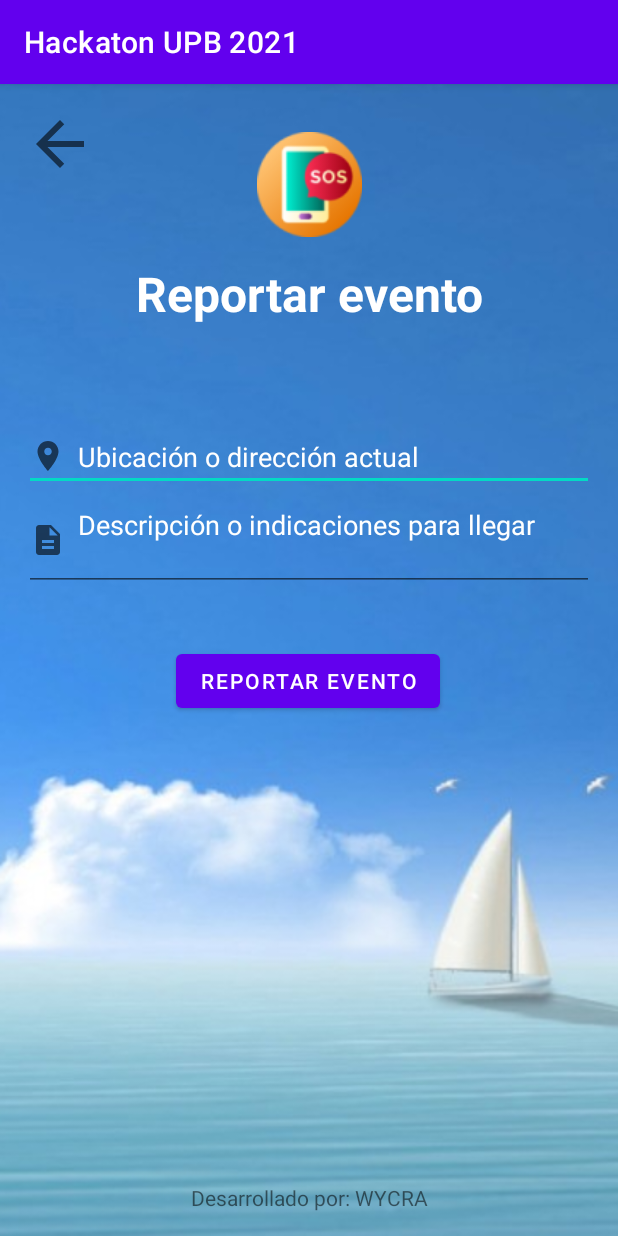
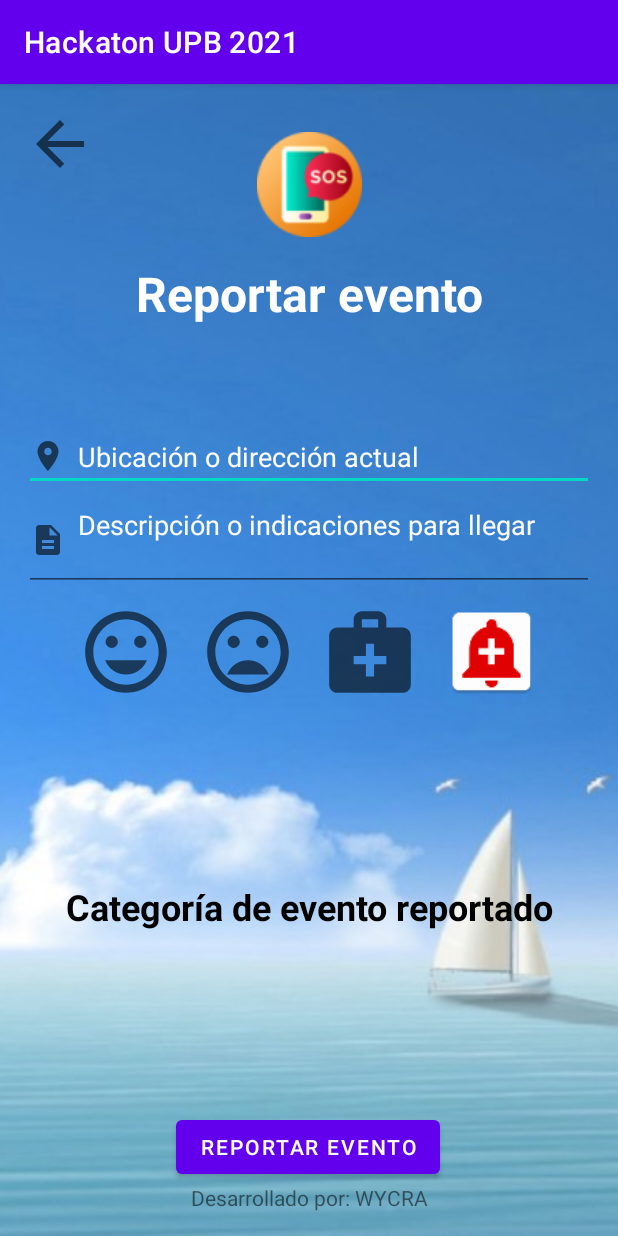
Before and after one commit to wiltrovira/HackatonUPB2021, an Android app: the ReportarEventoActivity screen opened directly, with no data from a screen before it, on a phone screen of 412 x 824 dp. Run offline under Robolectric (Android 15) with nearby library versions, the phone set to English and light mode, and no system bars.

Commit message:
Reporte de estado de salud

```diff
--- a/app/src/main/java/com/wiltrovira/hackatonupb2021/ReportarEventoActivity.java
+++ b/app/src/main/java/com/wiltrovira/hackatonupb2021/ReportarEventoActivity.java
@@ -12,23 +12,23 @@ import android.widget.ImageView;
 import android.widget.TextView;
 import android.widget.Toast;
 
-import java.sql.Date;
+import java.util.Date;
 import java.sql.SQLException;
 
 import application.HackatonUPB2021Application;
-import datos.ContactoDaoSQLite;
 import datos.MiHistorialDaoSQLite;
-import domain.ContactoDTO;
 import domain.MiHistorialBuilder;
 import domain.MiHistorialDTO;
 
 public class ReportarEventoActivity extends AppCompatActivity {
 
 
-    ImageView btnAtras;
+    ImageView btnAtras, btnSalud1, btnSalud4, btnSalud7, btnSalud10;
     EditText etUbicacion, etUbicacionDescripcion;
-    TextView tvCategoriaEvento;
+    TextView tvCategoriaEvento, tvEstadoSaludDescripcion;
     Button btnReportarEvento;
+
+    int estadoSalud=0;
 
     //
     //Lee las preferencias del usuario
@@ -52,6 +52,12 @@ public class ReportarEventoActivity extends AppCompatActivity {
         btnReportarEvento = findViewById(R.id.btn_reportarEvento);
         etUbicacion = findViewById(R.id.et_ubicacion);
         etUbicacionDescripcion = findViewById(R.id.et_ubicacionDescripcion);
+        btnSalud1 = findViewById(R.id.iv_salud1);
+        btnSalud4 = findViewById(R.id.iv_salud4);
+        btnSalud7 = findViewById(R.id.iv_salud7);
+        btnSalud10 = findViewById(R.id.iv_salud10);
+        tvEstadoSaludDescripcion = findViewById(R.id.tv_estadoSaludDescripcion);
+
 
         //Información que viene del formulario HomeActivity
         Intent eventCategoryIntent = getIntent();
@@ -60,6 +66,53 @@ public class ReportarEventoActivity extends AppCompatActivity {
             paramModoEditarAgregar = eventCategoryIntent.getStringExtra("paramModoEditarAgregar");
             tvCategoriaEvento.setText(paramCategoriaEvento);
         }
+
+        /*
+        Botón salud 1
+         */
+        btnSalud1.setOnClickListener(new View.OnClickListener() {
+            @Override
+            public void onClick(View v) {
+                estadoSalud = 1;
+                tvEstadoSaludDescripcion.setText("Me encuentro bien!");
+            }
+        });
+
+        /*
+        Botón salud 4
+         */
+        btnSalud4.setOnClickListener(new View.OnClickListener() {
+            @Override
+            public void onClick(View v) {
+                estadoSalud = 4;
+                tvEstadoSaludDescripcion.setText("Estoy preocupado, sin lesiones");
+            }
+        });
+
+
+        /*
+        Botón salud 7
+         */
+        btnSalud7.setOnClickListener(new View.OnClickListener() {
+            @Override
+            public void onClick(View v) {
+                estadoSalud = 7;
+                tvEstadoSaludDescripcion.setText("Afectación leve.");
+            }
+        });
+
+
+        /*
+        Botón salud 10
+         */
+        btnSalud10.setOnClickListener(new View.OnClickListener() {
+            @Override
+            public void onClick(View v) {
+                estadoSalud = 10;
+                tvEstadoSaludDescripcion.setText("Afectación grave. Atención médica urgente.");
+            }
+        });
+
 
         /*
         Botón Reportar evento
@@ -97,10 +150,11 @@ public class ReportarEventoActivity extends AppCompatActivity {
                 MiHistorialBuilder miHistorialBuilder = new MiHistorialBuilder();
                 miHistorialBuilder
                         .setIdUsuario(preferenciaIdUsuario)
-                        .setFechaReporte(System.currentTimeMillis() / 1000L)
-                        .setCategoriaEvento(paramCategoriaEvento)
+                        .setFechaReporte(new Date().getTime())
                         .setUbicacion(ubicacion)
-                        .setUbicacionDescripcion(ubicacionDescripcion);
+                        .setUbicacionDescripcion(ubicacionDescripcion)
+                        .setEstadoSalud(estadoSalud)
+                        .setCategoriaEvento(paramCategoriaEvento);
 
                 //Realiza la inserción
                 long operacionExitosa = 0;
--- a/app/src/main/java/domain/MiHistorialBuilder.java
+++ b/app/src/main/java/domain/MiHistorialBuilder.java
@@ -1,4 +1,6 @@
 package domain;
+
+import java.util.Date;
 
 public class MiHistorialBuilder {
 
--- a/app/src/main/java/domain/MiHistorialDTO.java
+++ b/app/src/main/java/domain/MiHistorialDTO.java
@@ -1,9 +1,7 @@
 package domain;
 
-import java.text.DateFormat;
 import java.text.SimpleDateFormat;
 import java.util.Date;
-import java.util.TimeZone;
 
 
 public class MiHistorialDTO {
@@ -57,15 +55,15 @@ public class MiHistorialDTO {
         long timeMilliseconds = this.mFechaReporte;
         Date dateObject = new Date(timeMilliseconds);
 
-        SimpleDateFormat simpleDateFormat = new SimpleDateFormat("MMM DD, yyyy");
+        SimpleDateFormat simpleDateFormat = new SimpleDateFormat("MMM dd, YYYY");
 
-        return simpleDateFormat.format(dateObject);
+        return simpleDateFormat.format(timeMilliseconds);
     }
 
 
     public String getTimeFormat() {
         long timeMilliseconds = this.mFechaReporte;
-        Date dateObject = new Date(timeMilliseconds);
+         Date dateObject = new Date(timeMilliseconds);
 
         SimpleDateFormat simpleTimeFormat = new SimpleDateFormat("h:mm a");
 
--- /dev/null
+++ b/app/src/main/res/drawable/ic_baseline_check_circle_24.xml
@@ -0,0 +1,10 @@
+<vector xmlns:android="http://schemas.android.com/apk/res/android"
+    android:width="24dp"
+    android:height="24dp"
+    android:viewportWidth="24"
+    android:viewportHeight="24"
+    android:tint="?attr/colorControlNormal">
+  <path
+      android:fillColor="@android:color/white"
+      android:pathData="M12,2C6.48,2 2,6.48 2,12s4.48,10 10,10 10,-4.48 10,-10S17.52,2 12,2zM10,17l-5,-5 1.41,-1.41L10,14.17l7.59,-7.59L19,8l-9,9z"/>
+</vector>
--- /dev/null
+++ b/app/src/main/res/drawable/ic_baseline_medical_services_24.xml
@@ -0,0 +1,10 @@
+<vector xmlns:android="http://schemas.android.com/apk/res/android"
+    android:width="24dp"
+    android:height="24dp"
+    android:viewportWidth="24"
+    android:viewportHeight="24"
+    android:tint="?attr/colorControlNormal">
+  <path
+      android:fillColor="@android:color/white"
+      android:pathData="M20,6h-4V4c0,-1.1 -0.9,-2 -2,-2h-4C8.9,2 8,2.9 8,4v2H4C2.9,6 2,6.9 2,8v12c0,1.1 0.9,2 2,2h16c1.1,0 2,-0.9 2,-2V8C22,6.9 21.1,6 20,6zM10,4h4v2h-4V4zM16,15h-3v3h-2v-3H8v-2h3v-3h2v3h3V15z"/>
+</vector>
--- /dev/null
+++ b/app/src/main/res/drawable/ic_baseline_mood_24.xml
@@ -0,0 +1,10 @@
+<vector xmlns:android="http://schemas.android.com/apk/res/android"
+    android:width="24dp"
+    android:height="24dp"
+    android:viewportWidth="24"
+    android:viewportHeight="24"
+    android:tint="?attr/colorControlNormal">
+  <path
+      android:fillColor="@android:color/white"
+      android:pathData="M11.99,2C6.47,2 2,6.48 2,12s4.47,10 9.99,10C17.52,22 22,17.52 22,12S17.52,2 11.99,2zM12,20c-4.42,0 -8,-3.58 -8,-8s3.58,-8 8,-8 8,3.58 8,8 -3.58,8 -8,8zM15.5,11c0.83,0 1.5,-0.67 1.5,-1.5S16.33,8 15.5,8 14,8.67 14,9.5s0.67,1.5 1.5,1.5zM8.5,11c0.83,0 1.5,-0.67 1.5,-1.5S9.33,8 8.5,8 7,8.67 7,9.5 7.67,11 8.5,11zM12,17.5c2.33,0 4.31,-1.46 5.11,-3.5L6.89,14c0.8,2.04 2.78,3.5 5.11,3.5z"/>
+</vector>
--- /dev/null
+++ b/app/src/main/res/drawable/ic_baseline_mood_bad_24.xml
@@ -0,0 +1,10 @@
+<vector xmlns:android="http://schemas.android.com/apk/res/android"
+    android:width="24dp"
+    android:height="24dp"
+    android:viewportWidth="24"
+    android:viewportHeight="24"
+    android:tint="?attr/colorControlNormal">
+  <path
+      android:fillColor="@android:color/white"
+      android:pathData="M11.99,2C6.47,2 2,6.48 2,12s4.47,10 9.99,10C17.52,22 22,17.52 22,12S17.52,2 11.99,2zM12,20c-4.42,0 -8,-3.58 -8,-8s3.58,-8 8,-8 8,3.58 8,8 -3.58,8 -8,8zM15.5,11c0.83,0 1.5,-0.67 1.5,-1.5S16.33,8 15.5,8 14,8.67 14,9.5s0.67,1.5 1.5,1.5zM8.5,11c0.83,0 1.5,-0.67 1.5,-1.5S9.33,8 8.5,8 7,8.67 7,9.5 7.67,11 8.5,11zM12,14c-2.33,0 -4.31,1.46 -5.11,3.5h10.22c-0.8,-2.04 -2.78,-3.5 -5.11,-3.5z"/>
+</vector>
--- /dev/null
+++ b/app/src/main/res/drawable/ic_baseline_tag_faces_24.xml
@@ -0,0 +1,10 @@
+<vector xmlns:android="http://schemas.android.com/apk/res/android"
+    android:width="24dp"
+    android:height="24dp"
+    android:viewportWidth="24"
+    android:viewportHeight="24"
+    android:tint="?attr/colorControlNormal">
+  <path
+      android:fillColor="@android:color/white"
+      android:pathData="M11.99,2C6.47,2 2,6.48 2,12s4.47,10 9.99,10C17.52,22 22,17.52 22,12S17.52,2 11.99,2zM12,20c-4.42,0 -8,-3.58 -8,-8s3.58,-8 8,-8 8,3.58 8,8 -3.58,8 -8,8zM15.5,11c0.83,0 1.5,-0.67 1.5,-1.5S16.33,8 15.5,8 14,8.67 14,9.5s0.67,1.5 1.5,1.5zM8.5,11c0.83,0 1.5,-0.67 1.5,-1.5S9.33,8 8.5,8 7,8.67 7,9.5 7.67,11 8.5,11zM12,17.5c2.33,0 4.31,-1.46 5.11,-3.5L6.89,14c0.8,2.04 2.78,3.5 5.11,3.5z"/>
+</vector>
--- a/app/src/main/res/layout/activity_home.xml
+++ b/app/src/main/res/layout/activity_home.xml
@@ -107,7 +107,7 @@
         app:layout_constraintStart_toStartOf="parent"
         app:layout_constraintTop_toTopOf="parent"
         app:layout_constraintVertical_bias="0.976"
-        android:src="@mipmap/ic_misdata"
+        android:src="@mipmap/ic_misdata2"
         tools:ignore="SpeakableTextPresentCheck,ImageContrastCheck" />
 
     <ImageView
--- a/app/src/main/res/layout/activity_reportar_evento.xml
+++ b/app/src/main/res/layout/activity_reportar_evento.xml
@@ -23,12 +23,12 @@
         android:id="@+id/tv_reportarEvento"
         android:layout_width="wrap_content"
         android:layout_height="wrap_content"
+        android:layout_marginTop="16dp"
         android:text="@string/textView_reportarEvento"
         android:textColor="@color/white"
         android:textColorHint="@color/white"
         android:textSize="32dp"
         android:textStyle="bold"
-        android:layout_marginTop="16dp"
         app:layout_constraintEnd_toEndOf="parent"
         app:layout_constraintStart_toStartOf="parent"
         app:layout_constraintTop_toBottomOf="@+id/imageView4" />
@@ -88,12 +88,11 @@
         android:id="@+id/btn_reportarEvento"
         android:layout_width="wrap_content"
         android:layout_height="wrap_content"
-        android:layout_marginTop="36dp"
         android:text="@string/button_reportarEvento"
+        app:layout_constraintBottom_toTopOf="@+id/textView"
         app:layout_constraintEnd_toEndOf="parent"
         app:layout_constraintHorizontal_bias="0.497"
-        app:layout_constraintStart_toStartOf="parent"
-        app:layout_constraintTop_toBottomOf="@+id/et_ubicacionDescripcion" />
+        app:layout_constraintStart_toStartOf="parent" />
 
     <TextView
         android:id="@+id/textView"
@@ -108,11 +107,74 @@
         android:id="@+id/imageView4"
         android:layout_width="70dp"
         android:layout_height="70dp"
-        android:layout_marginTop="16dp"
+        android:layout_margin="16dp"
         android:src="@mipmap/sosfinder"
 
         app:layout_constraintEnd_toEndOf="parent"
         app:layout_constraintStart_toStartOf="parent"
         app:layout_constraintTop_toTopOf="parent" />
 
+    <ImageView
+        android:id="@+id/iv_salud1"
+        android:layout_width="65dp"
+        android:layout_height="65dp"
+        android:layout_margin="8dp"
+
+        android:src="@drawable/ic_baseline_tag_faces_24"
+        app:layout_constraintEnd_toStartOf="@id/iv_salud4"
+        app:layout_constraintHorizontal_chainStyle="packed"
+        app:layout_constraintStart_toStartOf="parent"
+        app:layout_constraintTop_toBottomOf="@id/et_ubicacionDescripcion" />
+
+    <ImageView
+        android:id="@+id/iv_salud4"
+        android:layout_width="65dp"
+        android:layout_height="65dp"
+        android:layout_margin="8dp"
+
+        android:src="@drawable/ic_baseline_mood_bad_24"
+        app:layout_constraintEnd_toStartOf="@id/iv_salud7"
+        app:layout_constraintStart_toEndOf="@id/iv_salud1"
+        app:layout_constraintTop_toBottomOf="@id/et_ubicacionDescripcion" />
+
+
+    <ImageView
+        android:id="@+id/iv_salud7"
+        android:layout_width="65dp"
+        android:layout_height="65dp"
+        android:layout_margin="8dp"
+        android:src="@drawable/ic_baseline_medical_services_24"
+
+        app:layout_constraintEnd_toStartOf="@id/iv_salud10"
+        app:layout_constraintStart_toEndOf="@id/iv_salud4"
+        app:layout_constraintTop_toBottomOf="@id/et_ubicacionDescripcion" />
+
+
+    <ImageView
+        android:id="@+id/iv_salud10"
+        android:layout_width="65dp"
+        android:layout_height="65dp"
+        android:layout_margin="8dp"
+        android:src="@mipmap/ic_alert"
+
+        app:layout_constraintEnd_toEndOf="parent"
+        app:layout_constraintStart_toEndOf="@id/iv_salud7"
+        app:layout_constraintTop_toBottomOf="@id/et_ubicacionDescripcion" />
+
+    <TextView
+        android:id="@+id/tv_estadoSaludDescripcion"
+        android:layout_width="wrap_content"
+        android:layout_height="wrap_content"
+        android:text="@string/textView_categoriaEvento"
+        android:textAlignment="center"
+        android:textColor="@color/black"
+        android:textColorHint="@color/white"
+        android:textSize="24sp"
+        android:textStyle="bold"
+        app:layout_constraintBottom_toTopOf="@+id/btn_reportarEvento"
+        app:layout_constraintEnd_toEndOf="parent"
+        app:layout_constraintStart_toStartOf="parent"
+        app:layout_constraintTop_toBottomOf="@+id/iv_salud1" />
+
+
 </androidx.constraintlayout.widget.ConstraintLayout>
--- a/app/src/main/res/values/strings.xml
+++ b/app/src/main/res/values/strings.xml
@@ -78,5 +78,5 @@
     <string name="msjWhatsapp">Whatsapp</string>
     <string name="msjHistorial">Mi historial</string>
     <string name="msjLogout">Logout</string>
-    <string name="msjEmergencia">EMERGENCIA</string>
+    <string name="msjEmergencia">PRESIONE AQUÍ PARA EMERGENCIAS</string>
 </resources>
```
